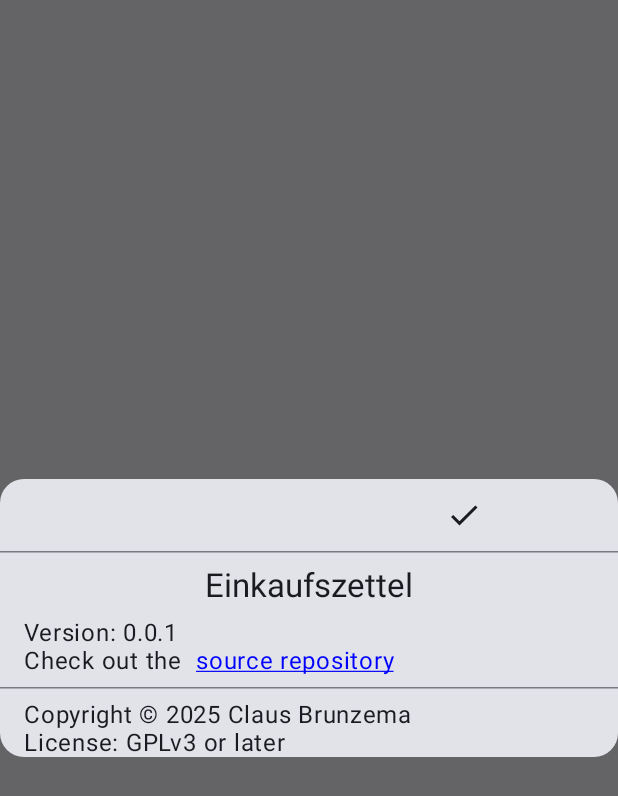
After one commit to replrep/Einkaufszettel, an Android app built with Jetpack Compose: the composable InfoDialog shown on its own in the app's theme, on a phone screen of 412 x 824 dp. The commit adds this screen. Shown: the top 796 px of the screen. Run offline under Robolectric (Android 15) with nearby library versions, the phone set to English and light mode, and no system bars.

Commit message:
add info dialog

```diff
--- a/app/build.gradle.kts
+++ b/app/build.gradle.kts
@@ -14,7 +14,7 @@ android {
         minSdk = 31
         targetSdk = 35
         versionCode = 1
-        versionName = "1.0"
+        versionName = "0.0.1"
 
         testInstrumentationRunner = "androidx.test.runner.AndroidJUnitRunner"
     }
@@ -37,11 +37,11 @@ android {
     }
     buildFeatures {
         compose = true
+        buildConfig = true
     }
 }
 
 dependencies {
-
     implementation(libs.androidx.core.ktx)
     implementation(libs.androidx.lifecycle.runtime.ktx)
     implementation(libs.androidx.lifecycle.viewmodel.compose)
--- a/app/src/main/java/de/cbrunzema/einkaufszettel/Globals.kt
+++ b/app/src/main/java/de/cbrunzema/einkaufszettel/Globals.kt
@@ -1,6 +1,8 @@
 package de.cbrunzema.einkaufszettel
 
 import kotlinx.serialization.Serializable
+
+const val sourceRepoUrl = "https://github.com/replrep/Einkaufszettel"
 
 const val storageFileName = "einkaufszettel.json"
 
--- /dev/null
+++ b/app/src/main/java/de/cbrunzema/einkaufszettel/InfoDialog.kt
@@ -0,0 +1,108 @@
+package de.cbrunzema.einkaufszettel
+
+import androidx.compose.foundation.layout.Arrangement
+import androidx.compose.foundation.layout.Column
+import androidx.compose.foundation.layout.Row
+import androidx.compose.foundation.layout.Spacer
+import androidx.compose.foundation.layout.fillMaxWidth
+import androidx.compose.foundation.layout.height
+import androidx.compose.foundation.layout.padding
+import androidx.compose.foundation.shape.RoundedCornerShape
+import androidx.compose.material.icons.Icons
+import androidx.compose.material.icons.filled.Done
+import androidx.compose.material3.Card
+import androidx.compose.material3.HorizontalDivider
+import androidx.compose.material3.Icon
+import androidx.compose.material3.IconButton
+import androidx.compose.material3.MaterialTheme
+import androidx.compose.material3.Text
+import androidx.compose.runtime.Composable
+import androidx.compose.runtime.remember
+import androidx.compose.ui.Modifier
+import androidx.compose.ui.graphics.Color
+import androidx.compose.ui.res.stringResource
+import androidx.compose.ui.text.LinkAnnotation
+import androidx.compose.ui.text.SpanStyle
+import androidx.compose.ui.text.buildAnnotatedString
+import androidx.compose.ui.text.style.TextDecoration
+import androidx.compose.ui.text.withLink
+import androidx.compose.ui.unit.dp
+import androidx.compose.ui.window.Dialog
+
+@Composable
+fun InfoDialog(
+    onDismissRequest: () -> Unit
+) {
+    Dialog(
+        onDismissRequest = { onDismissRequest() }) {
+        val sourceRepoLabel = stringResource(R.string.source_repo)
+        val homepageLink = remember {
+            buildAnnotatedString {
+                withLink(link = LinkAnnotation.Url(sourceRepoUrl)) {
+                    append(sourceRepoLabel)
+                    addStyle(
+                        style = SpanStyle(
+                            color = Color.Blue, textDecoration = TextDecoration.Underline
+                        ), start = 0, end = sourceRepoLabel.length
+                    )
+                }
+            }
+        }
+        Card(
+            modifier = Modifier.fillMaxWidth(),
+            shape = RoundedCornerShape(16.dp),
+        ) {
+            Row(
+                modifier = Modifier.fillMaxWidth(),
+            ) {
+                Spacer(modifier = Modifier.weight(1.0f))
+                IconButton(onClick = {
+                    onDismissRequest()
+                }, modifier = Modifier.weight(1.0f)) {
+                    Icon(Icons.Default.Done, stringResource(R.string.done))
+                }
+            }
+            HorizontalDivider()
+            Spacer(Modifier.height(8.dp))
+            Column(modifier = Modifier.padding(horizontal = 16.dp)) {
+                Row(
+                    modifier = Modifier.fillMaxWidth(), horizontalArrangement = Arrangement.Center
+                ) {
+                    Text(
+                        stringResource(R.string.app_name),
+                        style = MaterialTheme.typography.titleLarge
+                    )
+                }
+                Spacer(Modifier.height(8.dp))
+                Column(
+                    modifier = Modifier.fillMaxWidth(),
+                ) {
+                    Text(
+                        "${stringResource(R.string.version)}: ${BuildConfig.VERSION_NAME}",
+                        style = MaterialTheme.typography.bodyLarge
+                    )
+                    Row {
+                        Text(
+                            stringResource(R.string.check_out_the) + " ",
+                            style = MaterialTheme.typography.bodyLarge
+                        )
+                        Text(
+                            homepageLink, style = MaterialTheme.typography.bodyLarge
+                        )
+                    }
+                }
+            }
+            Spacer(Modifier.height(8.dp))
+            HorizontalDivider()
+            Spacer(Modifier.height(8.dp))
+            Column(modifier = Modifier.padding(horizontal = 16.dp)) {
+                Text(
+                    stringResource(R.string.copyright), style = MaterialTheme.typography.bodyLarge
+                )
+                Text(
+                    stringResource(R.string.license), style = MaterialTheme.typography.bodyLarge
+                )
+            }
+        }
+    }
+}
--- a/app/src/main/java/de/cbrunzema/einkaufszettel/MainView.kt
+++ b/app/src/main/java/de/cbrunzema/einkaufszettel/MainView.kt
@@ -2,7 +2,6 @@
 
 package de.cbrunzema.einkaufszettel
 
-import android.util.Log
 import androidx.compose.foundation.combinedClickable
 import androidx.compose.foundation.layout.Arrangement
 import androidx.compose.foundation.layout.Column
@@ -14,7 +13,7 @@ import androidx.compose.foundation.rememberScrollState
 import androidx.compose.foundation.verticalScroll
 import androidx.compose.material.icons.Icons
 import androidx.compose.material.icons.filled.Add
-import androidx.compose.material.icons.filled.Settings
+import androidx.compose.material.icons.filled.Info
 import androidx.compose.material3.ExperimentalMaterial3Api
 import androidx.compose.material3.Icon
 import androidx.compose.material3.IconButton
@@ -47,6 +46,7 @@ fun MainView(modifier: Modifier = Modifier, snackbarLauncher: (String) -> Unit)
     val level by mainViewModel.level
 
     var openCreateDialog by remember { mutableStateOf(false) }
+    var openInfoDialog by remember { mutableStateOf(false) }
     var itemForEditDialog by remember { mutableStateOf<ShoppingItem?>(null) }
 
     Column(
@@ -85,8 +85,8 @@ fun MainView(modifier: Modifier = Modifier, snackbarLauncher: (String) -> Unit)
                     IconButton(onClick = { openCreateDialog = true }) {
                         Icon(Icons.Default.Add, stringResource(R.string.add))
                     }
-                    IconButton(onClick = { Log.e("AAA", "Settings clicked") }) {
-                        Icon(Icons.Default.Settings, stringResource(R.string.settings))
+                    IconButton(onClick = { openInfoDialog = true }) {
+                        Icon(Icons.Default.Info, stringResource(R.string.info))
                     }
                 }
             }
@@ -128,6 +128,12 @@ fun MainView(modifier: Modifier = Modifier, snackbarLauncher: (String) -> Unit)
                 mainViewModel.addItem(it)
                 snackbarLauncher(it.label + " " + Einkaufszettel.res.getString(R.string.created))
             })
+    }
+
+    if (openInfoDialog) {
+        InfoDialog(
+            onDismissRequest = { openInfoDialog = false },
+        )
     }
 
     if (itemForEditDialog != null) {
--- a/app/src/main/res/values/strings.xml
+++ b/app/src/main/res/values/strings.xml
@@ -8,10 +8,15 @@
     <string name="level_b">Level B</string>
     <string name="single_use">Single use</string>
     <string name="add">Add</string>
-    <string name="settings">Settings</string>
+    <string name="info">Info</string>
     <string name="create">Create</string>
     <string name="edit">Edit</string>
     <string name="created">created</string>
     <string name="deleted">deleted</string>
     <string name="updated">updated</string>
+    <string name="source_repo">source repository</string>
+    <string name="version">Version</string>
+    <string name="check_out_the">"Check out the "</string>
+    <string name="copyright">Copyright © 2025 Claus Brunzema</string>
+    <string name="license">License: GPLv3 or later</string>
 </resources>
```
